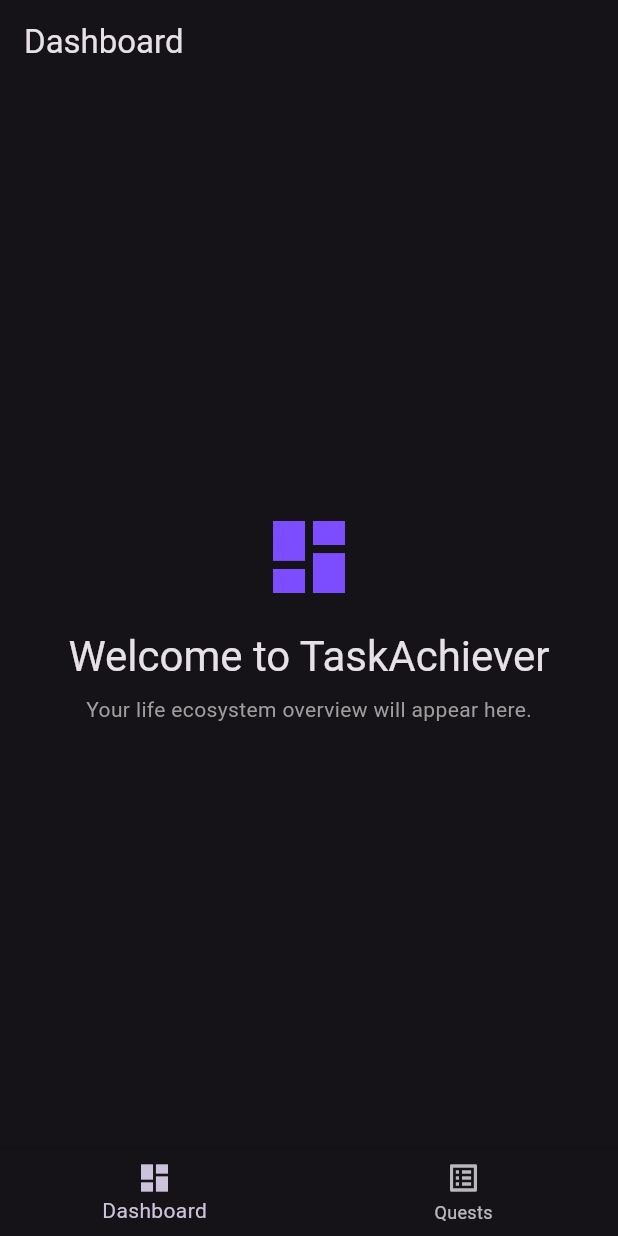
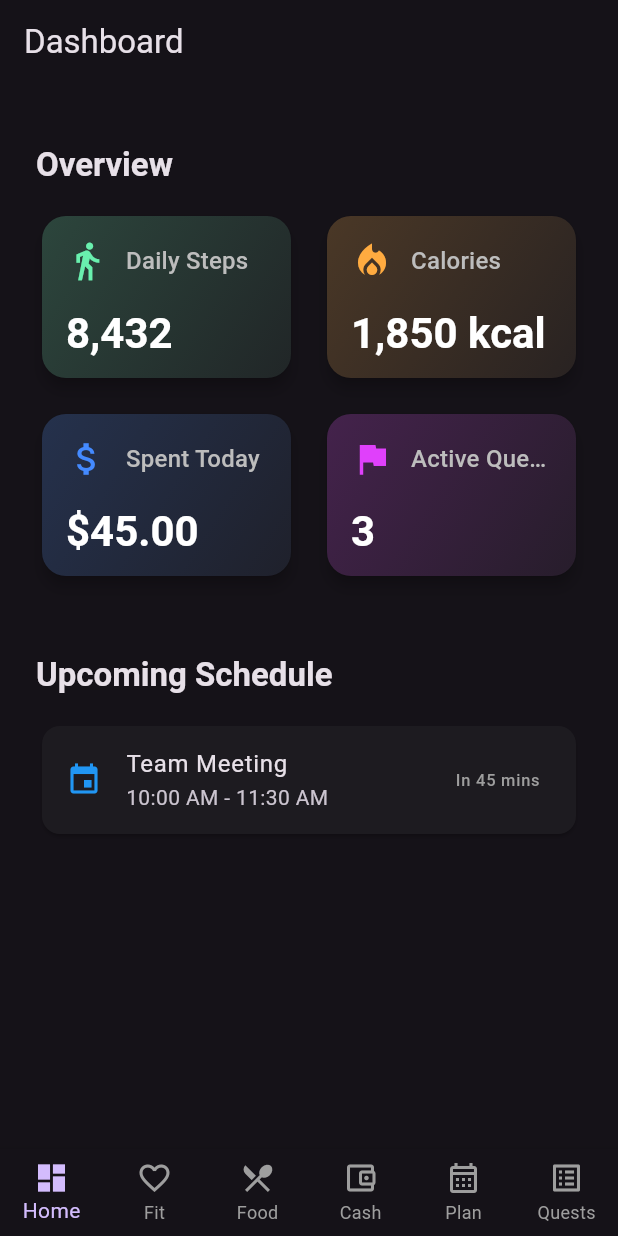
Before and after one commit to francis-p-n/taskAchiever, a Flutter app: the screen it shows after launch, on a phone screen of 412 x 824 dp. Run offline on Flutter 3.47's test engine with Material 3 defaults, Android fonts, the phone set to English and light mode, and no system bars; our stand-ins replace dio, fl_chart, flutter_riverpod, go_router, isar; accounts and stored records are empty; generated files the repository leaves out were written again.

Commit message:
feat: implement core feature screens, navigation router, and shared UI components for the dashboard application

```diff
--- a/apps/flutter/lib/core/router.dart
+++ b/apps/flutter/lib/core/router.dart
@@ -3,6 +3,10 @@ import 'package:go_router/go_router.dart';
 import 'package:life_achiever/features/dashboard/presentation/dashboard_screen.dart';
 import 'package:life_achiever/features/dashboard/presentation/main_layout.dart';
 import 'package:life_achiever/features/quests/presentation/quests_screen.dart';
+import 'package:life_achiever/features/fitness/presentation/fitness_screen.dart';
+import 'package:life_achiever/features/food/presentation/food_screen.dart';
+import 'package:life_achiever/features/spending/presentation/spending_screen.dart';
+import 'package:life_achiever/features/schedule/presentation/schedule_screen.dart';
 
 final GlobalKey<NavigatorState> _rootNavigatorKey = GlobalKey<NavigatorState>();
 final GlobalKey<NavigatorState> _shellNavigatorKey = GlobalKey<NavigatorState>();
@@ -22,6 +26,22 @@ final goRouter = GoRouter(
           builder: (context, state) => const DashboardScreen(),
         ),
         GoRoute(
+          path: '/fitness',
+          builder: (context, state) => const FitnessScreen(),
+        ),
+        GoRoute(
+          path: '/food',
+          builder: (context, state) => const FoodScreen(),
+        ),
+        GoRoute(
+          path: '/spending',
+          builder: (context, state) => const SpendingScreen(),
+        ),
+        GoRoute(
+          path: '/schedule',
+          builder: (context, state) => const ScheduleScreen(),
+        ),
+        GoRoute(
           path: '/quests',
           builder: (context, state) => const QuestsScreen(),
         ),
--- a/apps/flutter/lib/features/dashboard/presentation/dashboard_screen.dart
+++ b/apps/flutter/lib/features/dashboard/presentation/dashboard_screen.dart
@@ -1,28 +1,72 @@
 import 'package:flutter/material.dart';
+import 'package:life_achiever/shared/widgets/section_header.dart';
+import 'package:life_achiever/shared/widgets/stat_card.dart';
 
 class DashboardScreen extends StatelessWidget {
   const DashboardScreen({super.key});
 
   @override
   Widget build(BuildContext context) {
+    // Responsive grid crossAxisCount
+    final screenWidth = MediaQuery.of(context).size.width;
+    int crossAxisCount = 2;
+    if (screenWidth > 1200) crossAxisCount = 4;
+    else if (screenWidth > 800) crossAxisCount = 3;
+
     return Scaffold(
       appBar: AppBar(
         title: const Text('Dashboard'),
       ),
-      body: Center(
+      body: SingleChildScrollView(
+        padding: const EdgeInsets.all(24.0),
         child: Column(
-          mainAxisAlignment: MainAxisAlignment.center,
+          crossAxisAlignment: CrossAxisAlignment.start,
           children: [
-            const Icon(Icons.dashboard, size: 64, color: Colors.deepPurpleAccent),
-            const SizedBox(height: 16),
-            Text(
-              'Welcome to TaskAchiever',
-              style: Theme.of(context).textTheme.headlineMedium,
+            const SectionHeader(title: 'Overview'),
+            GridView.count(
+              crossAxisCount: crossAxisCount,
+              shrinkWrap: true,
+              physics: const NeverScrollableScrollPhysics(),
+              mainAxisSpacing: 16,
+              crossAxisSpacing: 16,
+              childAspectRatio: 1.5,
+              children: const [
+                StatCard(
+                  title: 'Daily Steps',
+                  value: '8,432',
+                  icon: Icons.directions_walk,
+                  color: Colors.greenAccent,
+                ),
+                StatCard(
+                  title: 'Calories',
+                  value: '1,850 kcal',
+                  icon: Icons.local_fire_department,
+                  color: Colors.orangeAccent,
+                ),
+                StatCard(
+                  title: 'Spent Today',
+                  value: '\$45.00',
+                  icon: Icons.attach_money,
+                  color: Colors.blueAccent,
+                ),
+                StatCard(
+                  title: 'Active Quests',
+                  value: '3',
+                  icon: Icons.flag,
+                  color: Colors.purpleAccent,
+                ),
+              ],
             ),
-            const SizedBox(height: 8),
-            const Text(
-              'Your life ecosystem overview will appear here.',
-              style: TextStyle(color: Colors.grey),
+            const SizedBox(height: 32),
+            const SectionHeader(title: 'Upcoming Schedule'),
+            // Placeholder for schedule list
+            Card(
+              child: ListTile(
+                leading: const Icon(Icons.event, color: Colors.blue),
+                title: const Text('Team Meeting'),
+                subtitle: const Text('10:00 AM - 11:30 AM'),
+                trailing: const Text('In 45 mins', style: TextStyle(color: Colors.grey)),
+              ),
             ),
           ],
         ),
--- a/apps/flutter/lib/features/dashboard/presentation/main_layout.dart
+++ b/apps/flutter/lib/features/dashboard/presentation/main_layout.dart
@@ -45,6 +45,26 @@ class MainLayout extends StatelessWidget {
           label: Text('Dashboard'),
         ),
         NavigationRailDestination(
+          icon: Icon(Icons.favorite_outline),
+          selectedIcon: Icon(Icons.favorite),
+          label: Text('Fitness'),
+        ),
+        NavigationRailDestination(
+          icon: Icon(Icons.restaurant_menu_outlined),
+          selectedIcon: Icon(Icons.restaurant_menu),
+          label: Text('Nutrition'),
+        ),
+        NavigationRailDestination(
+          icon: Icon(Icons.account_balance_wallet_outlined),
+          selectedIcon: Icon(Icons.account_balance_wallet),
+          label: Text('Finance'),
+        ),
+        NavigationRailDestination(
+          icon: Icon(Icons.calendar_month_outlined),
+          selectedIcon: Icon(Icons.calendar_month),
+          label: Text('Schedule'),
+        ),
+        NavigationRailDestination(
           icon: Icon(Icons.list_alt_outlined),
           selectedIcon: Icon(Icons.list_alt),
           label: Text('Quests'),
@@ -57,11 +77,34 @@ class MainLayout extends StatelessWidget {
     return BottomNavigationBar(
       currentIndex: _calculateSelectedIndex(context),
       onTap: (int index) => _onItemTapped(index, context),
+      type: BottomNavigationBarType.fixed, // Needed for >3 items
+      selectedItemColor: Theme.of(context).colorScheme.primary,
+      unselectedItemColor: Colors.grey,
       items: const [
         BottomNavigationBarItem(
           icon: Icon(Icons.dashboard_outlined),
           activeIcon: Icon(Icons.dashboard),
-          label: 'Dashboard',
+          label: 'Home',
+        ),
+        BottomNavigationBarItem(
+          icon: Icon(Icons.favorite_outline),
+          activeIcon: Icon(Icons.favorite),
+          label: 'Fit',
+        ),
+        BottomNavigationBarItem(
+          icon: Icon(Icons.restaurant_menu_outlined),
+          activeIcon: Icon(Icons.restaurant_menu),
+          label: 'Food',
+        ),
+        BottomNavigationBarItem(
+          icon: Icon(Icons.account_balance_wallet_outlined),
+          activeIcon: Icon(Icons.account_balance_wallet),
+          label: 'Cash',
+        ),
+        BottomNavigationBarItem(
+          icon: Icon(Icons.calendar_month_outlined),
+          activeIcon: Icon(Icons.calendar_month),
+          label: 'Plan',
         ),
         BottomNavigationBarItem(
           icon: Icon(Icons.list_alt_outlined),
@@ -74,10 +117,12 @@ class MainLayout extends StatelessWidget {
 
   static int _calculateSelectedIndex(BuildContext context) {
     final String location = GoRouterState.of(context).uri.path;
-    if (location.startsWith('/quests')) {
-      return 1;
-    }
-    return 0;
+    if (location.startsWith('/fitness')) return 1;
+    if (location.startsWith('/food')) return 2;
+    if (location.startsWith('/spending')) return 3;
+    if (location.startsWith('/schedule')) return 4;
+    if (location.startsWith('/quests')) return 5;
+    return 0; // Default to Dashboard
   }
 
   void _onItemTapped(int index, BuildContext context) {
@@ -86,6 +131,18 @@ class MainLayout extends StatelessWidget {
         context.go('/');
         break;
       case 1:
+        context.go('/fitness');
+        break;
+      case 2:
+        context.go('/food');
+        break;
+      case 3:
+        context.go('/spending');
+        break;
+      case 4:
+        context.go('/schedule');
+        break;
+      case 5:
         context.go('/quests');
         break;
     }
--- /dev/null
+++ b/apps/flutter/lib/shared/widgets/section_header.dart
@@ -0,0 +1,35 @@
+import 'package:flutter/material.dart';
+
+class SectionHeader extends StatelessWidget {
+  final String title;
+  final VoidCallback? onSeeAll;
+
+  const SectionHeader({
+    super.key,
+    required this.title,
+    this.onSeeAll,
+  });
+
+  @override
+  Widget build(BuildContext context) {
+    return Padding(
+      padding: const EdgeInsets.symmetric(vertical: 16.0),
+      child: Row(
+        mainAxisAlignment: MainAxisAlignment.spaceBetween,
+        children: [
+          Text(
+            title,
+            style: Theme.of(context).textTheme.titleLarge?.copyWith(
+                  fontWeight: FontWeight.bold,
+                ),
+          ),
+          if (onSeeAll != null)
+            TextButton(
+              onPressed: onSeeAll,
+              child: const Text('See All'),
+            ),
+        ],
+      ),
+    );
+  }
+}
--- /dev/null
+++ b/apps/flutter/lib/shared/widgets/stat_card.dart
@@ -0,0 +1,67 @@
+import 'package:flutter/material.dart';
+
+class StatCard extends StatelessWidget {
+  final String title;
+  final String value;
+  final IconData icon;
+  final Color color;
+
+  const StatCard({
+    super.key,
+    required this.title,
+    required this.value,
+    required this.icon,
+    required this.color,
+  });
+
+  @override
+  Widget build(BuildContext context) {
+    return Card(
+      elevation: 4,
+      shape: RoundedRectangleBorder(borderRadius: BorderRadius.circular(16)),
+      child: Container(
+        padding: const EdgeInsets.all(16),
+        decoration: BoxDecoration(
+          borderRadius: BorderRadius.circular(16),
+          gradient: LinearGradient(
+            begin: Alignment.topLeft,
+            end: Alignment.bottomRight,
+            colors: [
+              color.withOpacity(0.2),
+              color.withOpacity(0.05),
+            ],
+          ),
+        ),
+        child: Column(
+          crossAxisAlignment: CrossAxisAlignment.start,
+          mainAxisAlignment: MainAxisAlignment.center,
+          children: [
+            Row(
+              children: [
+                Icon(icon, color: color, size: 28),
+                const SizedBox(width: 12),
+                Expanded(
+                  child: Text(
+                    title,
+                    style: Theme.of(context).textTheme.titleMedium?.copyWith(
+                          color: Colors.grey[400],
+                        ),
+                    overflow: TextOverflow.ellipsis,
+                  ),
+                ),
+              ],
+            ),
+            const SizedBox(height: 16),
+            Text(
+              value,
+              style: Theme.of(context).textTheme.headlineMedium?.copyWith(
+                    fontWeight: FontWeight.bold,
+                    color: Colors.white,
+                  ),
+            ),
+          ],
+        ),
+      ),
+    );
+  }
+}
```
Also changed, not shown: apps/flutter/lib/features/fitness/presentation/fitness_screen.dart (added, +57 -0 lines), apps/flutter/lib/features/food/presentation/food_screen.dart (added, +61 -0 lines), apps/flutter/lib/features/schedule/presentation/schedule_screen.dart (added, +64 -0 lines), apps/flutter/lib/features/spending/presentation/spending_screen.dart (added, +54 -0 lines).
